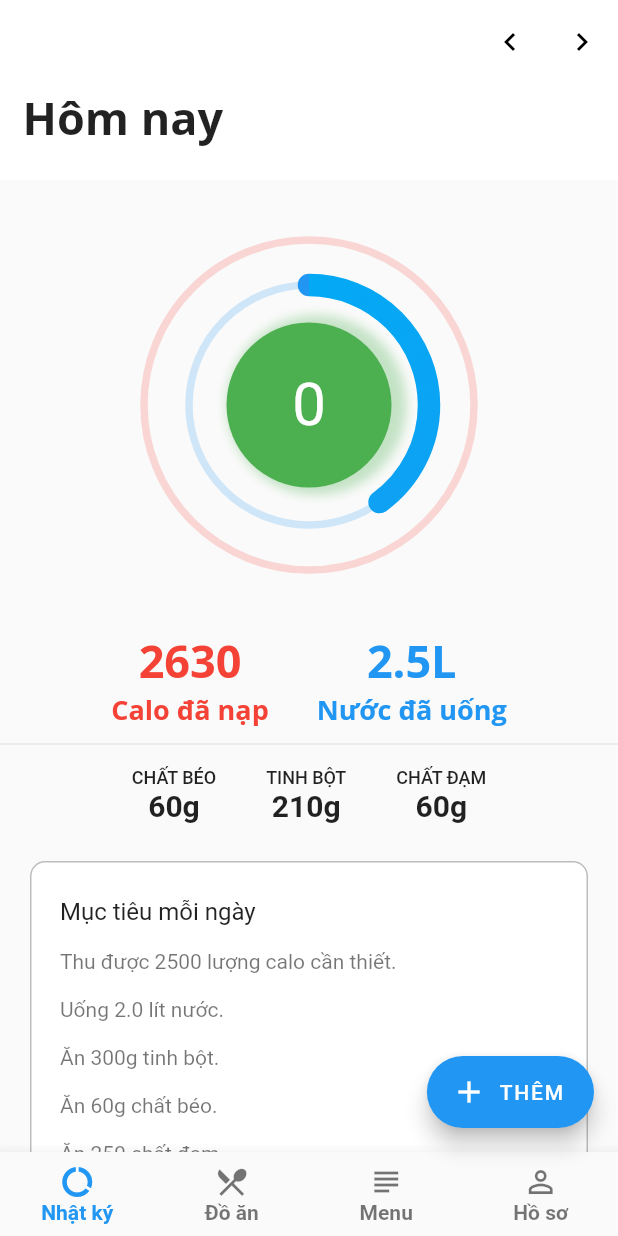
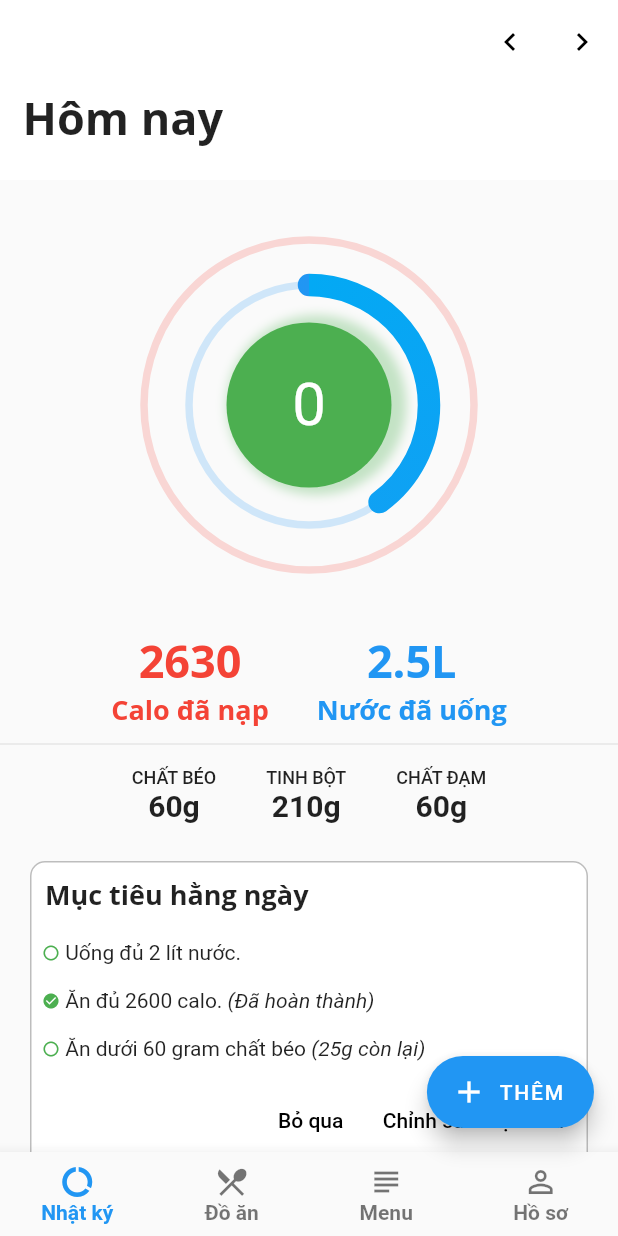
Before and after one commit to trunghieu2570/calories, a Flutter app: the screen it shows after launch, on a phone screen of 412 x 824 dp. Run offline on Flutter 3.47's test engine with Material 2 defaults, Android fonts, the phone set to English and light mode, and no system bars.

Commit message:
modify home page

```diff
--- a/lib/main.dart
+++ b/lib/main.dart
@@ -1,4 +1,3 @@
-import 'package:calories/components/small_donut_chart.dart';
 import 'package:flutter/material.dart';
 import 'package:calories/components/donut_chart.dart';
 import 'package:flutter/services.dart';
@@ -133,7 +132,9 @@ class MyHomePageState extends State<MyHomePage> with WidgetsBindingObserver {
               Container(
                 height: 300,
                 padding: EdgeInsets.all(20),
-                child: DonutChart(key: globalKey,),
+                child: DonutChart(
+                  key: globalKey,
+                ),
               ),
               Row(
                 mainAxisAlignment: MainAxisAlignment.center,
@@ -281,17 +282,69 @@ class MyHomePageState extends State<MyHomePage> with WidgetsBindingObserver {
                 child: Column(
                   mainAxisSize: MainAxisSize.min,
                   children: <Widget>[
-                    ListTile(
-                      contentPadding:
-                          EdgeInsets.only(left: 20, top: 20, right: 20),
-                      title: Text('Mục tiêu mỗi ngày'),
-                      subtitle: Text("""
-                          \nThu được 2500 lượng calo cần thiết.
-                          \nUống 2.0 lít nước.
-                          \nĂn 300g tinh bột.
-                          \nĂn 60g chất béo.
-                          \nĂn 250 chất đạm.
-                          """),
+                    Container(
+                      padding: EdgeInsets.all(10),
+                      alignment: Alignment.topLeft,
+                      child: Text(
+                        "Mục tiêu hằng ngày",
+                        style: TextStyle(
+                            fontWeight: FontWeight.bold,
+                            fontSize: 18,
+                            fontFamily: "OpenSans"),
+                      ),
+                    ),
+                    InkWell(
+                      child: Padding(
+                        padding: const EdgeInsets.all(8.0),
+                        child: Row(
+                          children: <Widget>[
+                            Icon(
+                              Icons.panorama_fish_eye,
+                              color: Colors.green,
+                              size: 12,
+                            ),
+                            Text("\tUống đủ 2 lít nước."),
+                          ],
+                        ),
+                      ),
+                    ),
+                    InkWell(
+                      child: Padding(
+                        padding: const EdgeInsets.all(8.0),
+                        child: Row(
+                          children: <Widget>[
+                            Icon(
+                              Icons.check_circle,
+                              color: Colors.green,
+                              size: 12,
+                            ),
+                            Text("\tĂn đủ 2600 calo."),
+                            Text(
+                              "\t(Đã hoàn thành)",
+                              style: TextStyle(fontStyle: FontStyle.italic),
+                            ),
+                          ],
+                        ),
+                      ),
+                    ),
+                    InkWell(
+                      child: Padding(
+                        padding: const EdgeInsets.all(8.0),
+                        child: Row(
+                          children: <Widget>[
+                            Icon(
+                              Icons.panorama_fish_eye,
+                              color: Colors.green,
+                              size: 12,
+                            ),
+                            Text("\tĂn dưới 60 gram chất béo"),
+                            Text(
+                              "\t(25g còn lại)",
+                              style: TextStyle(fontStyle: FontStyle.italic),
+                            ),
+                          ],
+                        ),
+                      ),
                     ),
                     ButtonTheme.bar(
                       // make buttons use the appropriate styles for cards
--- a/pubspec.yaml
+++ b/pubspec.yaml
@@ -20,9 +20,11 @@ dependencies:
   flutter:
     sdk: flutter
 
+
   # The following adds the Cupertino Icons font to your application.
   # Use with the CupertinoIcons class for iOS style icons.
   cupertino_icons: ^0.1.2
+  flutter_svg: ^0.14.3
 
 dev_dependencies:
   flutter_test:
@@ -40,6 +42,7 @@ flutter:
         - asset: fonts/OpenSans-Regular.ttf
         - asset: fonts/OpenSans-Bold.ttf
           weight: 700
+
 
   # The following line ensures that the Material Icons font is
   # included with your application, so that you can use the icons in
```
Also changed, not shown: pubspec.lock.
